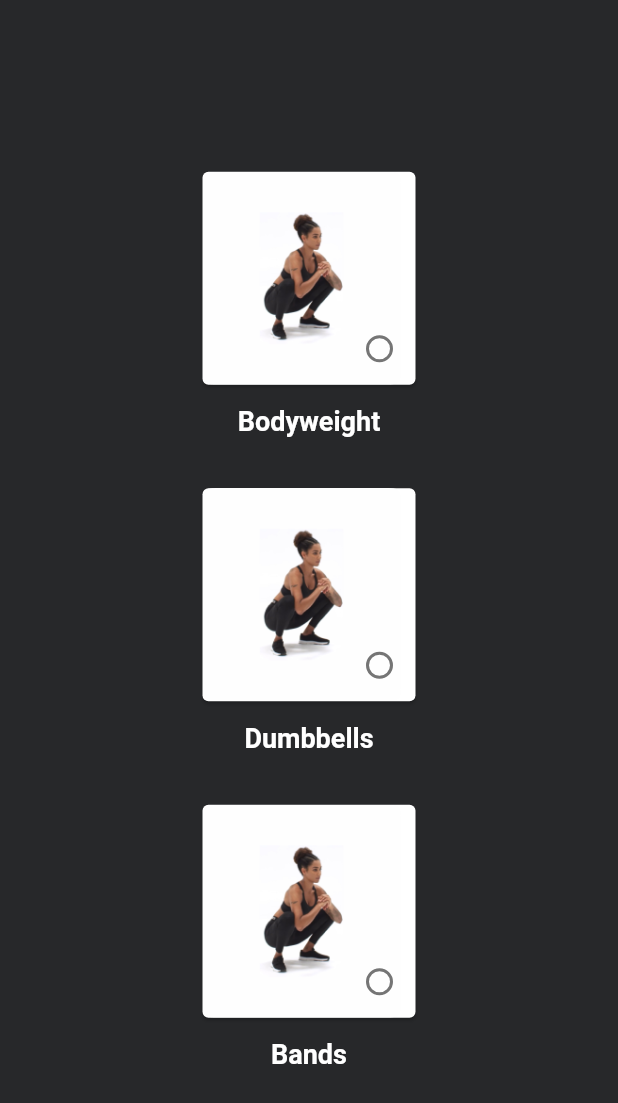
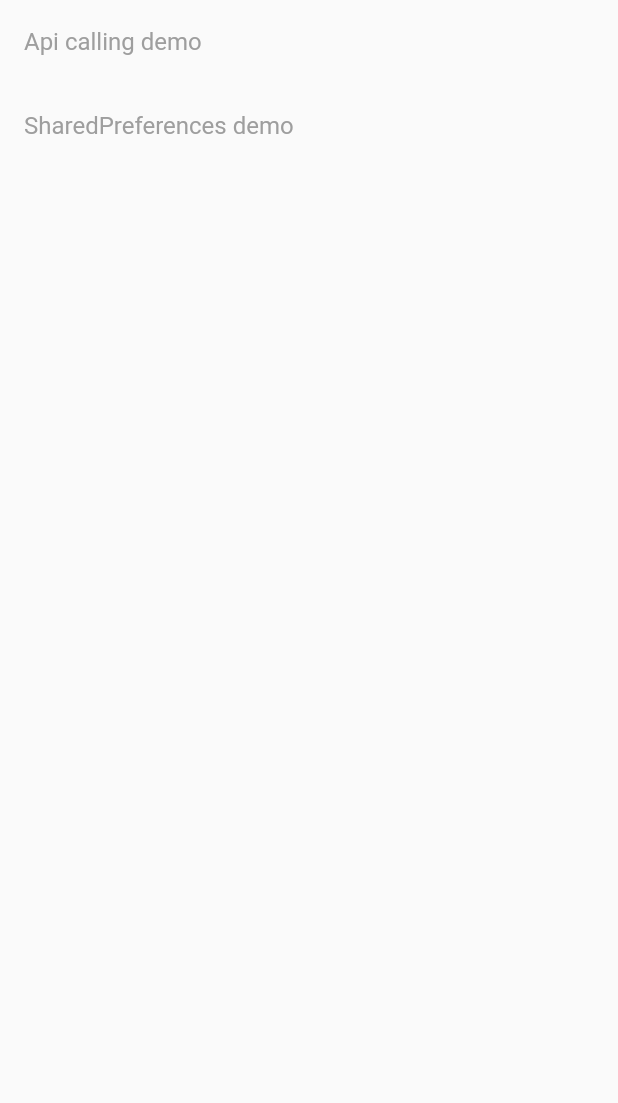
Before and after one commit to RajDonga09/interview_task, a Flutter app: the screen it shows after launch, on a phone screen of 412 x 824 dp. Shown: the top 1103 px of the screen. Run offline on Flutter 3.47's test engine with Material 2 defaults, Android fonts, the phone set to English and light mode, and no system bars; our stand-ins replace auto_size_text, cached_network_image, dartz, equatable, flutter_bloc, flutter_html and 6 more; missing offline and left inert: http_interceptor, mockito.

```diff
--- a/lib/core/app_strings.dart
+++ b/lib/core/app_strings.dart
@@ -6,4 +6,10 @@ class AppString {
   static const String appName = 'Exercise App';
   static const String noDataFound = 'No data found';
   static String unableToLoad = 'Loading Error';
+  static String name = 'Name';
+  static String description = 'Description';
+  static String category = 'Category';
+  static String auth = 'Auth';
+  static String cors = 'Cors';
+  static String link = 'Link';
 }
--- a/lib/core/error/exceptions.dart
+++ b/lib/core/error/exceptions.dart
@@ -29,3 +29,7 @@ class LocalStorageException implements Exception {}
 class UserIdNotFoundException implements Exception {}
 
 class ConflictException implements Exception {}
+
+class ServerErrorException implements Exception {}
+
+class GenericAPIException implements Exception {}
--- a/lib/core/network/http_interceptor.dart
+++ b/lib/core/network/http_interceptor.dart
@@ -1,3 +1,5 @@
+// ignore_for_file: lines_longer_than_80_chars
+
 import 'package:flutter/cupertino.dart';
 import 'package:http_interceptor/http_interceptor.dart';
 import 'package:injectable/injectable.dart';
--- a/lib/modules/animal/data/models/animals_model.dart
+++ b/lib/modules/animal/data/models/animals_model.dart
@@ -13,5 +13,6 @@ class AnimalsApiResponse with _$AnimalsApiResponse {
     @Key('entries') required List<AnimalDetailsModel> animalsList,
   }) = _AnimalsApiResponse;
 
-  factory AnimalsApiResponse.fromJson(Map<String, dynamic> json) => _$AnimalsApiResponseFromJson(json);
+  factory AnimalsApiResponse.fromJson(Map<String, dynamic> json) =>
+      _$AnimalsApiResponseFromJson(json);
 }
--- a/lib/modules/animal/presentation/cubit/animal_cubit.dart
+++ b/lib/modules/animal/presentation/cubit/animal_cubit.dart
@@ -4,10 +4,6 @@ import 'package:injectable/injectable.dart';
 import 'package:interview_task/core/usecases/usecase.dart';
 import 'package:interview_task/modules/animal/data/models/animals_model.dart';
 import 'package:interview_task/modules/animal/domain/usecases/load_animals.dart';
-import 'package:interview_task/modules/exercise/data/models/exercise_model.dart';
-import 'package:interview_task/modules/exercise/domain/entities/exercise_model_list.dart';
-import 'package:interview_task/modules/exercise/domain/usecases/change_exercise_status.dart';
-import 'package:interview_task/modules/exercise/domain/usecases/load_exercise.dart';
 
 part 'animal_state.dart';
 
--- a/lib/modules/animal/presentation/cubit/animal_state.dart
+++ b/lib/modules/animal/presentation/cubit/animal_state.dart
@@ -4,7 +4,8 @@ abstract class AnimalsState extends Equatable {
   final AnimalsApiResponse animalsApiResponse;
 
   const AnimalsState({
-    this.animalsApiResponse = const AnimalsApiResponse(count: 0, animalsList: []),
+    this.animalsApiResponse =
+        const AnimalsApiResponse(count: 0, animalsList: []),
   });
 
   @override
--- a/lib/modules/exercise/presentation/cubit/exercise_cubit.dart
+++ b/lib/modules/exercise/presentation/cubit/exercise_cubit.dart
@@ -2,7 +2,6 @@ import 'package:equatable/equatable.dart';
 import 'package:flutter_bloc/flutter_bloc.dart';
 import 'package:injectable/injectable.dart';
 import 'package:interview_task/core/usecases/usecase.dart';
-import 'package:interview_task/modules/exercise/data/models/exercise_model.dart';
 import 'package:interview_task/modules/exercise/domain/entities/exercise_model_list.dart';
 import 'package:interview_task/modules/exercise/domain/usecases/change_exercise_status.dart';
 import 'package:interview_task/modules/exercise/domain/usecases/load_exercise.dart';
--- /dev/null
+++ b/lib/modules/main_screen.dart
@@ -0,0 +1,45 @@
+import 'package:flutter/material.dart';
+import 'package:interview_task/core/app_navigator.dart';
+import 'package:interview_task/modules/animal/presentation/pages/animal_details_screen.dart';
+import 'package:interview_task/modules/exercise/presentation/pages/exercise_main_screen.dart';
+import 'package:interview_task/widget/dynamic_view/common_app_text.dart';
+
+class MainScreen extends StatefulWidget {
+  const MainScreen({super.key});
+
+  @override
+  State<MainScreen> createState() => _MainScreenState();
+}
+
+class _MainScreenState extends State<MainScreen> {
+  @override
+  Widget build(BuildContext context) {
+    return Scaffold(
+      body: Column(
+        children: [
+          demoItemView(
+            title: 'Api calling demo',
+            onTap: () {
+              AppNavigator.push(context, const AnimalsDetailsScreen());
+            },
+          ),
+          demoItemView(
+            title: 'SharedPreferences demo',
+            onTap: () {
+              AppNavigator.push(context, const ExerciseMainScreen());
+            },
+          ),
+        ],
+      ),
+    );
+  }
+
+  Widget demoItemView({required String title, GestureTapCallback? onTap}) {
+    return ListTile(
+      onTap: onTap,
+      title: AppText(
+        text: title,
+      ),
+    );
+  }
+}
--- a/lib/splash_screen.dart
+++ b/lib/splash_screen.dart
@@ -2,7 +2,7 @@ import 'dart:async';
 
 import 'package:flutter/material.dart';
 import 'package:interview_task/core/core.dart';
-import 'package:interview_task/modules/exercise/presentation/pages/exercise_main_screen.dart';
+import 'package:interview_task/modules/main_screen.dart';
 
 class SplashScreen extends StatefulWidget {
   const SplashScreen({super.key});
@@ -29,7 +29,7 @@ class _SplashScreenState extends State<SplashScreen> {
   void startTimer() {
     if (timeOutTimer?.isActive ?? false) timeOut();
     timeOutTimer = Timer.periodic(const Duration(seconds: 3), (timer) async {
-      await AppNavigator.pushReplacement(context, const ExerciseMainScreen());
+      await AppNavigator.pushReplacement(context, const MainScreen());
     });
   }
 
```
Also changed, not shown: lib/core/network/api_client.dart (added, +35 -0 lines), lib/modules/animal/data/datasources/animals_remote_data_source.dart (+16 -7 lines), lib/modules/animal/presentation/pages/animal_details_screen.dart (+58 -7 lines), pubspec.lock.
